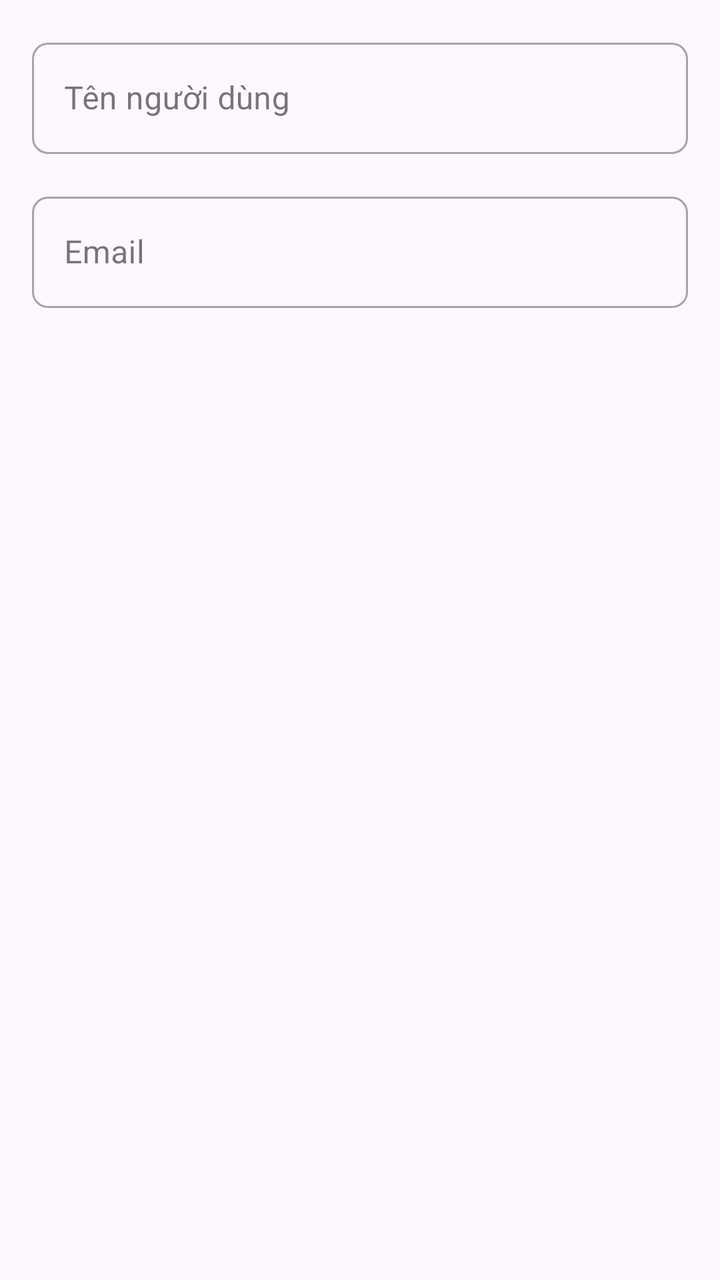
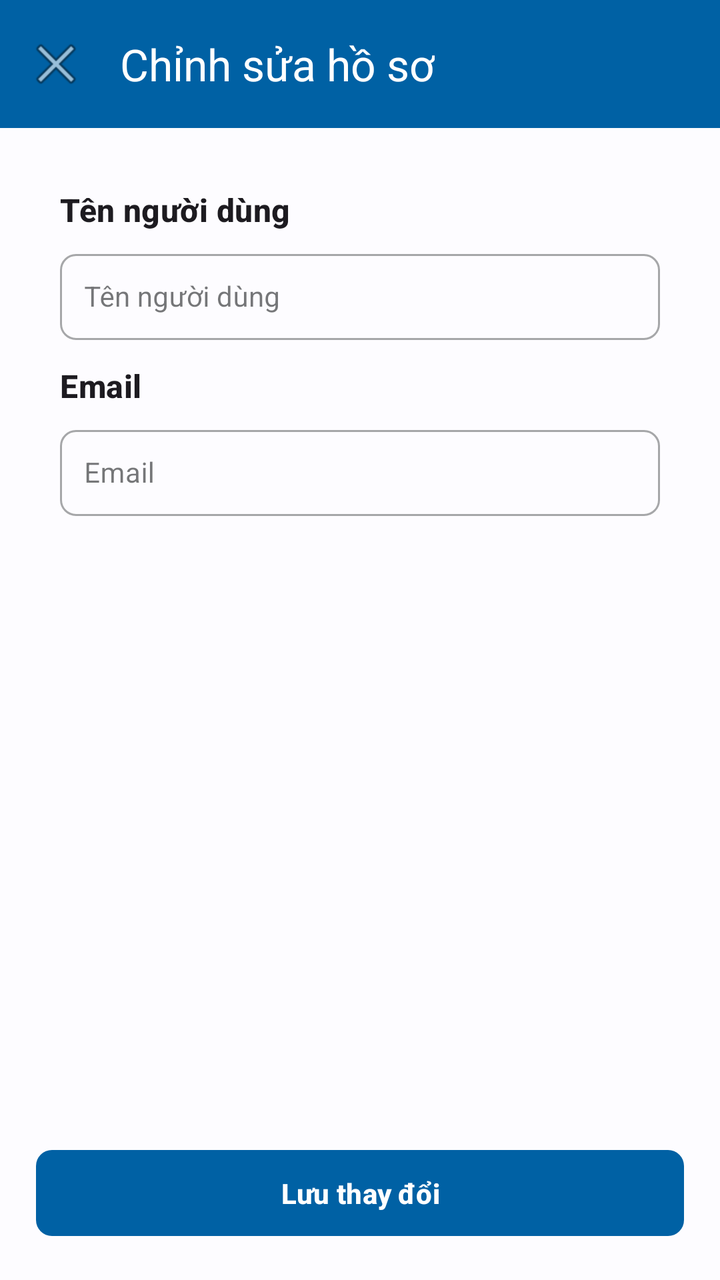

Compare the two renders of this Android layout. The source of the first and the diff that turns it into the second are given below.
<!-- AndroidManifest.xml: application theme Theme.LearningEnglishApplication -->
<!-- res/layout/dialog_edit_profile.xml -->
<?xml version="1.0" encoding="utf-8"?>
<LinearLayout xmlns:android="http://schemas.android.com/apk/res/android"
    android:layout_width="match_parent"
    android:layout_height="wrap_content"
    android:orientation="vertical"
    android:padding="16dp">

    <com.google.android.material.textfield.TextInputLayout
        android:layout_width="match_parent"
        android:layout_height="wrap_content"
        android:layout_marginBottom="8dp"
        style="@style/Widget.MaterialComponents.TextInputLayout.OutlinedBox">

        <EditText
            android:id="@+id/et_username"
            android:layout_width="match_parent"
            android:layout_height="wrap_content"
            android:hint="Tên người dùng"
            android:inputType="textPersonName"
            android:maxLines="1" />
    </com.google.android.material.textfield.TextInputLayout>

    <com.google.android.material.textfield.TextInputLayout
        android:layout_width="match_parent"
        android:layout_height="wrap_content"
        android:layout_marginTop="8dp"
        style="@style/Widget.MaterialComponents.TextInputLayout.OutlinedBox">

        <EditText
            android:id="@+id/et_email"
            android:layout_width="match_parent"
            android:layout_height="wrap_content"
            android:hint="Email"
            android:inputType="textEmailAddress"
            android:maxLines="1" />
    </com.google.android.material.textfield.TextInputLayout>

</LinearLayout>
<!-- resources referenced by this layout -->
<resources>
  <color name="primary">#0061A4</color>
  <color name="primary_container">#D1E4FF</color>
  <color name="on_primary">#FFFFFF</color>
  <color name="on_primary_container">#001D36</color>
  <color name="secondary">#535F70</color>
  <color name="secondary_container">#D7E3F7</color>
  <color name="on_secondary">#FFFFFF</color>
  <color name="on_secondary_container">#101C2B</color>
  <color name="tertiary">#6B5778</color>
  <color name="tertiary_container">#F2DAFF</color>
  <color name="on_tertiary">#FFFFFF</color>
  <color name="on_tertiary_container">#251431</color>
  <color name="error">#BA1A1A</color>
  <color name="error_container">#FFDAD6</color>
  <color name="on_error">#FFFFFF</color>
  <color name="on_error_container">#410002</color>
  <color name="surface">#FDFCFF</color>
  <color name="surface_variant">#DFE2EB</color>
  <color name="surface_container_lowest">#FFFFFF</color>
  <color name="surface_container_low">#F8F9FF</color>
  <color name="surface_container">#F3F4F9</color>
  <color name="surface_container_high">#EEF0F5</color>
  <color name="surface_container_highest">#E9EBF0</color>
  <color name="on_surface">#1A1C1E</color>
  <color name="on_surface_variant">#43474E</color>
  <color name="outline">#73777F</color>
  <color name="outline_variant">#C3C7CF</color>
  <style name="TextAppearance.App.DisplayLarge" parent="TextAppearance.Material3.DisplayLarge">
          <item name="fontFamily">@string/font_family_display</item>
      </style>
  <style name="TextAppearance.App.DisplayMedium" parent="TextAppearance.Material3.DisplayMedium">
          <item name="fontFamily">@string/font_family_display</item>
      </style>
  <style name="TextAppearance.App.DisplaySmall" parent="TextAppearance.Material3.DisplaySmall">
          <item name="fontFamily">@string/font_family_display</item>
      </style>
  <style name="TextAppearance.App.TitleLarge" parent="TextAppearance.Material3.TitleLarge">
          <item name="fontFamily">@string/font_family_title</item>
      </style>
  <style name="TextAppearance.App.TitleMedium" parent="TextAppearance.Material3.TitleMedium">
          <item name="fontFamily">@string/font_family_title</item>
      </style>
  <style name="TextAppearance.App.TitleSmall" parent="TextAppearance.Material3.TitleSmall">
          <item name="fontFamily">@string/font_family_title</item>
      </style>
  <style name="TextAppearance.App.BodyLarge" parent="TextAppearance.Material3.BodyLarge">
          <item name="fontFamily">@string/font_family_body</item>
      </style>
  <style name="TextAppearance.App.BodyMedium" parent="TextAppearance.Material3.BodyMedium">
          <item name="fontFamily">@string/font_family_body</item>
      </style>
  <style name="TextAppearance.App.BodySmall" parent="TextAppearance.Material3.BodySmall">
          <item name="fontFamily">@string/font_family_body</item>
      </style>
  <style name="TextAppearance.App.LabelLarge" parent="TextAppearance.Material3.LabelLarge">
          <item name="fontFamily">@string/font_family_label</item>
      </style>
  <style name="TextAppearance.App.LabelMedium" parent="TextAppearance.Material3.LabelMedium">
          <item name="fontFamily">@string/font_family_label</item>
      </style>
  <style name="TextAppearance.App.LabelSmall" parent="TextAppearance.Material3.LabelSmall">
          <item name="fontFamily">@string/font_family_label</item>
      </style>
  <string name="font_family_display">sans-serif-light</string>
  <string name="font_family_headline">sans-serif</string>
  <string name="font_family_title">sans-serif-medium</string>
  <string name="font_family_body">sans-serif</string>
  <string name="font_family_label">sans-serif-medium</string>
  <!-- unchanged entries left out for length: 7 -->
</resources>

<!-- the commit's change to res/layout/dialog_edit_profile.xml (unified diff, before → after) -->
@@ -1,38 +1,100 @@
 <?xml version="1.0" encoding="utf-8"?>
 <LinearLayout xmlns:android="http://schemas.android.com/apk/res/android"
+    xmlns:app="http://schemas.android.com/apk/res-auto"
     android:layout_width="match_parent"
-    android:layout_height="wrap_content"
+    android:layout_height="match_parent"
     android:orientation="vertical"
-    android:padding="16dp">
+    android:background="@color/background_color"
+    android:elevation="8dp">
 
-    <com.google.android.material.textfield.TextInputLayout
+    <com.google.android.material.appbar.MaterialToolbar
+        android:id="@+id/toolbar_edit_profile"
+        android:layout_width="match_parent"
+        android:layout_height="?attr/actionBarSize"
+        android:background="?attr/colorPrimary"
+        app:titleTextColor="@android:color/white"
+        app:title="Chỉnh sửa hồ sơ"
+        app:titleTextAppearance="@style/TextAppearance.Material3.TitleLarge"
+        app:navigationIcon="@android:drawable/ic_menu_close_clear_cancel" />
+        
+    <ScrollView
+        android:layout_width="match_parent"
+        android:layout_height="0dp"
+        android:layout_weight="1"
+        android:padding="@dimen/spacing_large">
+
+        <LinearLayout
+            android:layout_width="match_parent"
+            android:layout_height="wrap_content"
+            android:orientation="vertical"
+            android:background="@android:color/transparent"
+            android:padding="@dimen/spacing_medium">
+            
+            <TextView
+                android:layout_width="wrap_content"
+                android:layout_height="wrap_content"
+                android:text="Tên người dùng"
+                android:textSize="@dimen/text_size_large"
+                android:textStyle="bold"
+                android:layout_marginBottom="@dimen/spacing_small"
+                style="@style/TextAppearance.Material3.TitleMedium" />
+                
+            <com.google.android.material.textfield.TextInputLayout
+                android:layout_width="match_parent"
+                android:layout_height="wrap_content"
+                android:layout_marginBottom="@dimen/spacing_medium"
+                style="@style/Widget.MaterialComponents.TextInputLayout.OutlinedBox">
+                
+                <com.google.android.material.textfield.TextInputEditText
+                    android:id="@+id/et_username"
+                    android:layout_width="match_parent"
+                    android:layout_height="wrap_content"
+                    android:hint="Tên người dùng"
+                    android:inputType="textPersonName"
+                    android:maxLines="1"
+                    android:textSize="@dimen/text_size_medium"
+                    android:padding="@dimen/spacing_medium" />
+            </com.google.android.material.textfield.TextInputLayout>
+
+            <TextView
+                android:layout_width="wrap_content"
+                android:layout_height="wrap_content"
+                android:text="Email"
+                android:textSize="@dimen/text_size_large"
+                android:textStyle="bold"
+                android:layout_marginBottom="@dimen/spacing_small"
+                style="@style/TextAppearance.Material3.TitleMedium" />
+                
+            <com.google.android.material.textfield.TextInputLayout
+                android:layout_width="match_parent"
+                android:layout_height="wrap_content"
+                android:layout_marginBottom="@dimen/spacing_medium"
+                style="@style/Widget.MaterialComponents.TextInputLayout.OutlinedBox">
+                
+                <com.google.android.material.textfield.TextInputEditText
+                    android:id="@+id/et_email"
+                    android:layout_width="match_parent"
+                    android:layout_height="wrap_content"
+                    android:hint="Email"
+                    android:inputType="textEmailAddress"
+                    android:maxLines="1"
+                    android:textSize="@dimen/text_size_medium"
+                    android:padding="@dimen/spacing_medium" />
+            </com.google.android.material.textfield.TextInputLayout>
+        </LinearLayout>
+    </ScrollView>
+    
+    <com.google.android.material.button.MaterialButton
+        android:id="@+id/btn_save_profile"
         android:layout_width="match_parent"
         android:layout_height="wrap_content"
-        android:layout_marginBottom="8dp"
-        style="@style/Widget.MaterialComponents.TextInputLayout.OutlinedBox">
-
-        <EditText
-            android:id="@+id/et_username"
-            android:layout_width="match_parent"
-            android:layout_height="wrap_content"
-            android:hint="Tên người dùng"
-            android:inputType="textPersonName"
-            android:maxLines="1" />
-    </com.google.android.material.textfield.TextInputLayout>
-
-    <com.google.android.material.textfield.TextInputLayout
-        android:layout_width="match_parent"
-        android:layout_height="wrap_content"
-        android:layout_marginTop="8dp"
-        style="@style/Widget.MaterialComponents.TextInputLayout.OutlinedBox">
-
-        <EditText
-            android:id="@+id/et_email"
-            android:layout_width="match_parent"
-            android:layout_height="wrap_content"
-            android:hint="Email"
-            android:inputType="textEmailAddress"
-            android:maxLines="1" />
-    </com.google.android.material.textfield.TextInputLayout>
+        android:text="Lưu thay đổi"
+        android:textSize="@dimen/text_size_medium"
+        android:textStyle="bold"
+        android:padding="@dimen/spacing_medium"
+        app:cornerRadius="8dp"
+        android:layout_marginStart="@dimen/spacing_large"
+        android:layout_marginEnd="@dimen/spacing_large"
+        android:layout_marginBottom="@dimen/spacing_large" />
 
 </LinearLayout>
<!-- resource entries referenced after the edit -->
@@ -1,5 +1,12 @@
 <!-- resources referenced by this layout -->
 <resources>
+  <color name="background_color">@color/background</color>
+  <dimen name="spacing_large">24dp</dimen>
+  <dimen name="spacing_medium">16dp</dimen>
+  <dimen name="spacing_small">8dp</dimen>
+  <dimen name="text_size_large">18sp</dimen>
+  <dimen name="text_size_medium">16sp</dimen>
+  <color name="background">#FDFCFF</color>
   <color name="primary">#0061A4</color>
   <color name="primary_container">#D1E4FF</color>
   <color name="on_primary">#FFFFFF</color>
